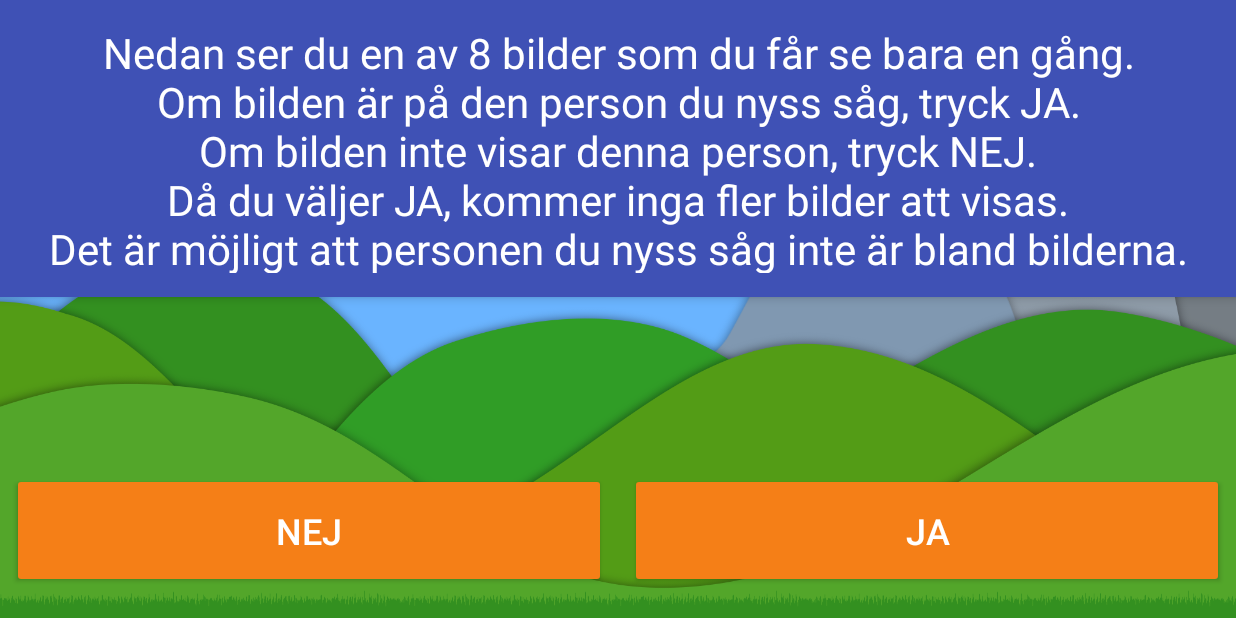
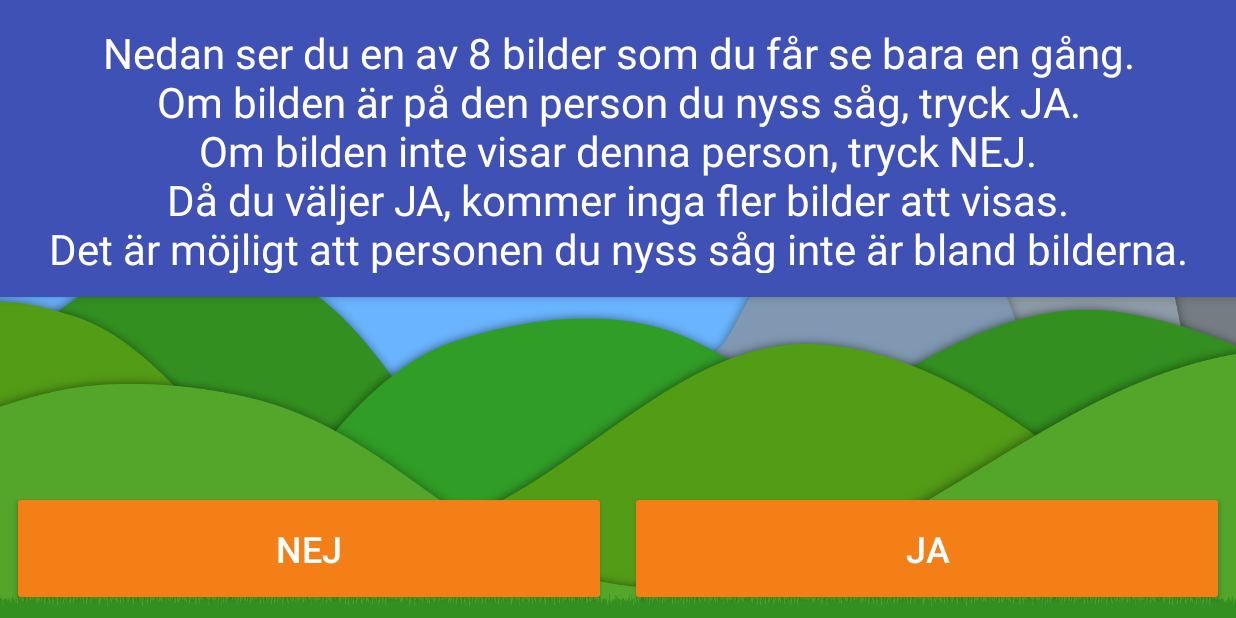
Before and after one commit to Aggrathon/EyewitnessApp, an Android app: the LineupActivity screen opened directly, with no data from a screen before it, on a phone screen of 824 x 412 dp (held sideways). Run offline under Robolectric (Android 15) with nearby library versions, the phone set to English and light mode, and no system bars; 1 statement that could not run was skipped.

Commit message:
Small tweaks and fixes

```diff
--- a/app/src/main/java/aggrathon/eyewitnessapp/start/ExperimentInformationActivity.java
+++ b/app/src/main/java/aggrathon/eyewitnessapp/start/ExperimentInformationActivity.java
@@ -41,7 +41,7 @@ public class ExperimentInformationActivity extends AImmersiveActivity {
 	}
 
 	public void onNextButton(View v) {
-		ExperimentData.getInstance().personalInformation.previousParticipations = !prevPartButton.isChecked();
+		ExperimentData.getInstance().personalInformation.previousParticipations = prevPartButton.isChecked();
 		startActivity(new Intent(this, BackgroundInformationActivity.class));
 		finish();
 	}
--- a/app/src/main/res/layout/activity_age.xml
+++ b/app/src/main/res/layout/activity_age.xml
@@ -74,10 +74,7 @@
     <Button
         android:layout_width="@dimen/bottomButtonWidth"
         android:layout_height="wrap_content"
-        android:layout_marginBottom="@dimen/largeMargin"
-        android:layout_marginLeft="@dimen/margin"
-        android:layout_marginRight="@dimen/margin"
-        android:layout_marginTop="@dimen/margin"
+        android:layout_margin="@dimen/margin"
         android:layout_weight="1"
         android:onClick="onNext"
         android:text="@string/next"/>
--- a/app/src/main/res/layout/activity_background_information.xml
+++ b/app/src/main/res/layout/activity_background_information.xml
@@ -159,10 +159,7 @@
         android:id="@+id/nextButton"
         android:layout_width="@dimen/bottomButtonWidth"
         android:layout_height="wrap_content"
-        android:layout_marginBottom="@dimen/largeMargin"
-        android:layout_marginLeft="@dimen/margin"
-        android:layout_marginRight="@dimen/margin"
-        android:layout_marginTop="@dimen/margin"
+        android:layout_margin="@dimen/margin"
         android:layout_weight="1"
         android:onClick="onStartButton"
         android:text="@string/next"/>
--- a/app/src/main/res/layout/activity_experiment_information.xml
+++ b/app/src/main/res/layout/activity_experiment_information.xml
@@ -88,10 +88,6 @@
         android:layout_width="@dimen/bottomButtonWidth"
         android:layout_height="wrap_content"
         android:layout_margin="@dimen/margin"
-        android:layout_marginBottom="@dimen/largeMargin"
-        android:layout_marginLeft="@dimen/margin"
-        android:layout_marginRight="@dimen/margin"
-        android:layout_marginTop="@dimen/margin"
         android:onClick="onNextButton"
         android:text="@string/next"/>
 
--- a/app/src/main/res/layout/activity_lineup2.xml
+++ b/app/src/main/res/layout/activity_lineup2.xml
@@ -51,10 +51,7 @@
             android:layout_width="@dimen/bottomButtonWidth"
             android:layout_height="wrap_content"
             android:layout_gravity="center"
-            android:layout_marginBottom="@dimen/largeMargin"
-            android:layout_marginLeft="@dimen/margin"
-            android:layout_marginRight="@dimen/margin"
-            android:layout_marginTop="@dimen/margin"
+            android:layout_margin="@dimen/margin"
             android:layout_weight="1"
             android:onClick="onNextImageButton"
             android:text="@string/no"/>
@@ -64,10 +61,7 @@
             android:layout_width="@dimen/bottomButtonWidth"
             android:layout_height="wrap_content"
             android:layout_gravity="center"
-            android:layout_marginBottom="@dimen/largeMargin"
-            android:layout_marginLeft="@dimen/margin"
-            android:layout_marginRight="@dimen/margin"
-            android:layout_marginTop="@dimen/margin"
+            android:layout_margin="@dimen/margin"
             android:layout_weight="1"
             android:onClick="onSelectImageButton"
             android:text="@string/yes"
--- a/app/src/main/res/layout/activity_message.xml
+++ b/app/src/main/res/layout/activity_message.xml
@@ -46,10 +46,7 @@
         android:id="@+id/nextButton"
         android:layout_width="@dimen/bottomButtonWidth"
         android:layout_height="wrap_content"
-        android:layout_marginBottom="@dimen/largeMargin"
-        android:layout_marginLeft="@dimen/margin"
-        android:layout_marginRight="@dimen/margin"
-        android:layout_marginTop="@dimen/margin"
+        android:layout_margin="@dimen/margin"
         android:layout_weight="1"
         android:text="@string/next"/>
 
--- a/app/src/main/res/layout/activity_number.xml
+++ b/app/src/main/res/layout/activity_number.xml
@@ -92,10 +92,7 @@
         android:layout_width="@dimen/bottomButtonWidth"
         android:layout_height="wrap_content"
         android:layout_gravity="center"
-        android:layout_marginBottom="@dimen/largeMargin"
-        android:layout_marginLeft="@dimen/margin"
-        android:layout_marginRight="@dimen/margin"
-        android:layout_marginTop="@dimen/margin"
+        android:layout_margin="@dimen/margin"
         android:onClick="OnEndButton"
         android:text="@string/end_experiment"/>
 
--- a/app/src/main/res/layout/activity_questions.xml
+++ b/app/src/main/res/layout/activity_questions.xml
@@ -157,10 +157,7 @@
         android:id="@+id/nextButton"
         android:layout_width="@dimen/bottomButtonWidth"
         android:layout_height="wrap_content"
-        android:layout_marginBottom="@dimen/largeMargin"
-        android:layout_marginLeft="@dimen/margin"
-        android:layout_marginRight="@dimen/margin"
-        android:layout_marginTop="@dimen/margin"
+        android:layout_margin="@dimen/margin"
         android:layout_weight="1"
         android:onClick="onNextButton"
         android:text="@string/next"/>
--- a/app/src/main/res/layout/activity_result.xml
+++ b/app/src/main/res/layout/activity_result.xml
@@ -47,10 +47,7 @@
         android:id="@+id/button"
         android:layout_width="@dimen/bottomButtonWidth"
         android:layout_height="wrap_content"
-        android:layout_marginBottom="@dimen/largeMargin"
-        android:layout_marginLeft="@dimen/margin"
-        android:layout_marginRight="@dimen/margin"
-        android:layout_marginTop="@dimen/margin"
+        android:layout_margin="@dimen/margin"
         android:layout_weight="1"
         android:onClick="endExperiment"
         android:text="@string/end_experiment"/>
--- a/app/src/main/res/layout/activity_target_questions.xml
+++ b/app/src/main/res/layout/activity_target_questions.xml
@@ -257,9 +257,7 @@
         android:id="@+id/nextButton"
         android:layout_width="@dimen/bottomButtonWidth"
         android:layout_height="wrap_content"
-        android:layout_marginBottom="@dimen/largeMargin"
-        android:layout_marginLeft="@dimen/margin"
-        android:layout_marginRight="@dimen/margin"
+        android:layout_margin="@dimen/margin"
         android:layout_weight="1"
         android:onClick="onNextButton"
         android:text="@string/next"/>
--- a/app/src/main/res/layout/activity_visual_acuity.xml
+++ b/app/src/main/res/layout/activity_visual_acuity.xml
@@ -126,7 +126,7 @@
         android:id="@+id/nextButton"
         android:layout_width="550dp"
         android:layout_height="wrap_content"
-        android:layout_marginBottom="@dimen/largeMargin"
+        android:layout_margin="@dimen/margin"
         android:onClick="onNext"
         android:text="@string/next"
         app:layout_constraintBottom_toBottomOf="parent"
--- a/app/src/main/res/values/dimens.xml
+++ b/app/src/main/res/values/dimens.xml
@@ -4,7 +4,7 @@
     <dimen name="margin">8dp</dimen>
     <dimen name="largeMargin">16dp</dimen>
     <dimen name="tabletLandscapeColumnWidth">800dp</dimen>
-    <dimen name="bottomButtonWidth">550dp</dimen>
+    <dimen name="bottomButtonWidth">500dp</dimen>
     <dimen name="narrowColumnWidth">400dp</dimen>
     <dimen name="panelElevation">4dp</dimen>
     <dimen name="buttonHeight">80dp</dimen>
--- a/app/src/main/res/values/strings.xml
+++ b/app/src/main/res/values/strings.xml
@@ -20,7 +20,7 @@
     <string name="english">English</string>
     <string name="title_background_information">Bakgrundsinformation</string>
     <string name="result">Resultat</string>
-    <string name="text_lineup_absent">Personen finns inte på bild</string>
+    <string name="text_lineup_absent">Personen finns inte bland bilderna</string>
     <string name="end_experiment">Avsluta Experimentet</string>
     <string name="information">Information</string>
     <string name="question_previous_participations">Har du varit med i detta experiment tidigare?</string>
@@ -40,7 +40,7 @@
     <string name="notification_storage_error">Kunde inte komma åt minnet</string>
     <string name="notification_storage_required">Åtkomst till minnet krävs för att läsa bilder och skriva logfiler</string>
     <string name="ok">OK</string>
-    <string name="text_lineup_instructions_simultaneous">Nedan ser du 8 bilder som du får se bara en gång.\nOm någon av bilderna är den person du nyss såg, tryck på den bilden.\nOm ingen av bilderna är den person du nyss såg, tryck \"Personen finns inte bland bilderna\".</string>
+    <string name="text_lineup_instructions_simultaneous">Nedan ser du 8 bilder som du får se bara en gång.\nOm någon av bilderna är den person du nyss såg, tryck på den bilden.\nOm ingen av bilderna är den person du nyss såg, tryck \"Personen finns inte bland bilderna\".\nDet är möjligt att personen du nyss såg inte är bland bilderna.</string>
     <string name="text_lineup_instructions_sequential">Nedan ser du en av 8 bilder som du får se bara en gång.\nOm bilden är på den person du nyss såg, tryck JA.\nOm bilden inte visar denna person, tryck NEJ.\nDå du väljer JA, kommer inga fler bilder att visas.\nDet är möjligt att personen du nyss såg inte är bland bilderna.</string>
     <string name="settings">Inställningar</string>
     <string name="files">Filer</string>
--- a/app/src/main/res/values/styles.xml
+++ b/app/src/main/res/values/styles.xml
@@ -106,7 +106,6 @@
         <item name="android:minHeight">@dimen/buttonHeight</item>
         <item name="android:padding">@dimen/largeMargin</item>
         <item name="android:textAlignment">center</item>
-        <item name="android:gravity">center</item>
         <item name="android:elevation">@dimen/panelElevation</item>
     </style>
 
```
Also changed, not shown: app/src/main/res/layout/activity_lineup.xml (+7 -7 lines), 3 other files.
